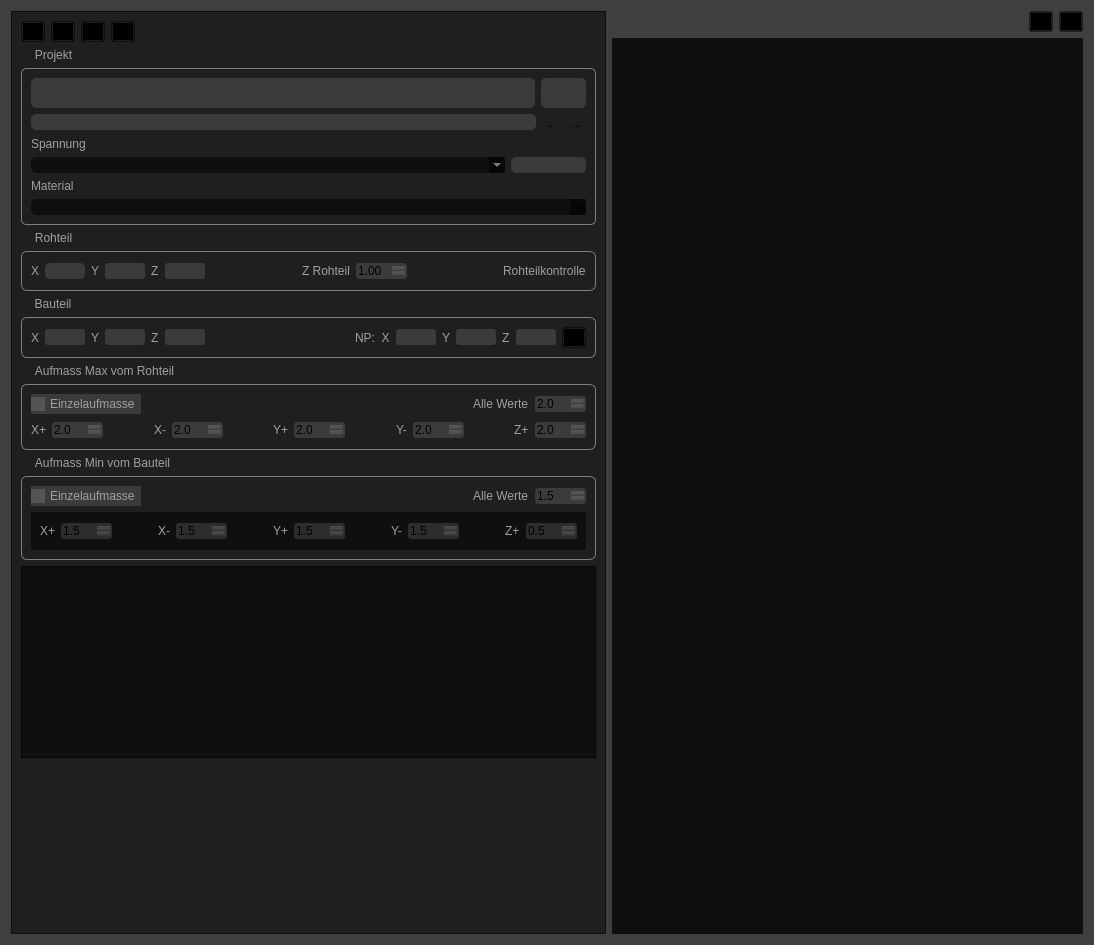
Old version of the form Project/tab_project.ui in the repository mikejg/CamHelper.
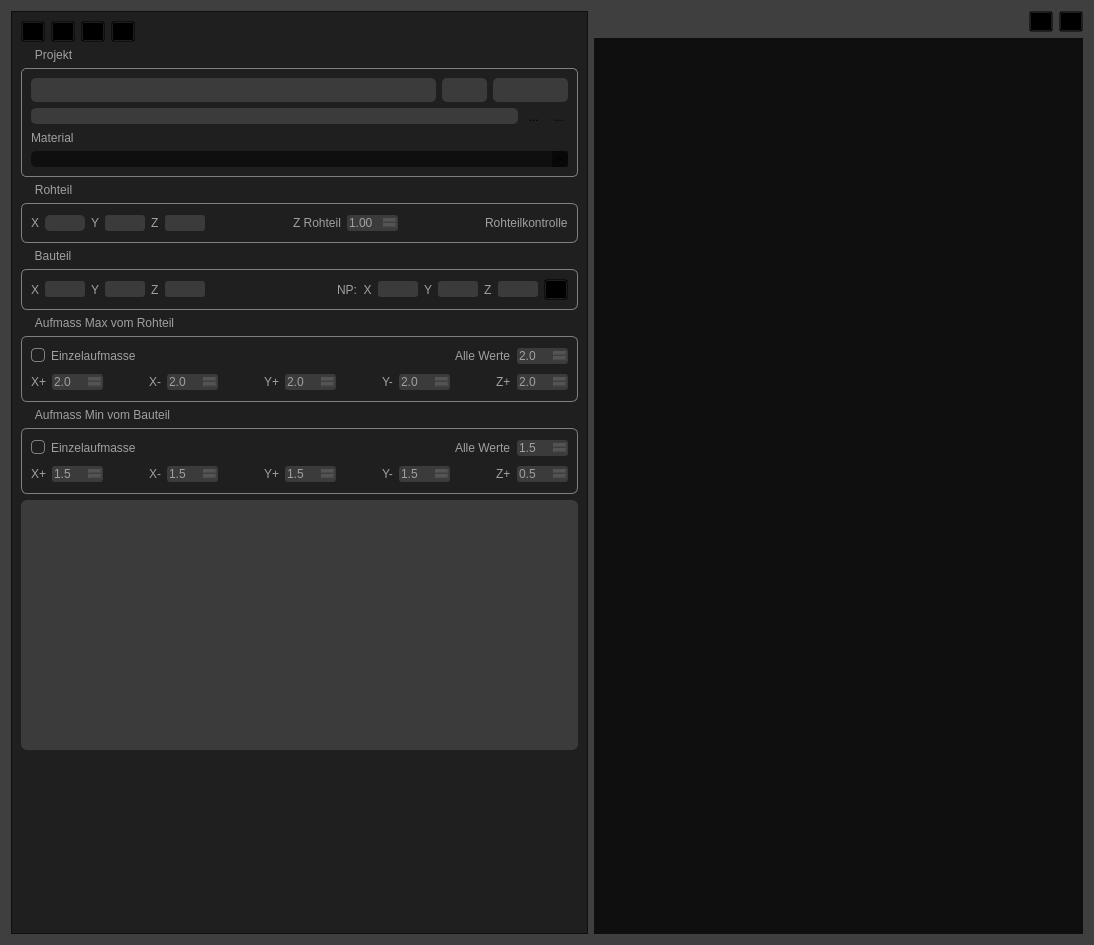
New version of the form. Icons and pictures are not drawn. Custom widgets are drawn as their Qt base class.

Diff of the .ui file:
```diff
--- a/Project/tab_project.ui
+++ b/Project/tab_project.ui
@@ -16,27 +16,35 @@
   <property name="styleSheet">
    <string notr="true">QWidget{background-color: rgba(0, 0, 0, 128);}
 
-QLabel{color:rgb(160,160,160);}
+QLabel{color:rgb(160,160,160);
+             background-color: rgba(255, 255, 255,0);
+             border-radius:3px;}
 
 QCheckBox{color:rgb(160,160,160);
-background-color: rgba(255, 255, 255,32);}
+                      background-color: rgba(255, 255, 255,0);}
+
+QCheckBox::indicator {border: 1px  solid;
+                                        border-radius: 4px;
+                                        border-color: rgb(128, 128, 128);}
+
+QCheckBox::indicator:checked {image: url(:/Icons/Main/check.png);
+                                                        border-color: rgba(128, 128, 128,0);}
 
 QToolButton{background-color: rgba(0, 0, 0,0);}
 
-QDoubleSpinBox{background-color: rgba(255, 255, 255,32);
+QDoubleSpinBox{color:rgb(160,160,160);
+                               background-color: rgba(255, 255, 255,32);
                                border-radius:3px;}
 QDoubleSpinBox:focus{border: 1px solid;
                                           border-color: rgb(0, 128, 0);
                                           selection-background-color: rgb(40, 76, 117);}
 
-QLineEdit{background-color: rgba(255, 255, 255,32);
+QLineEdit{color:rgb(160,160,160);
+                  background-color: rgba(255, 255, 255,32);
                   border-radius:3px;}
 QLineEdit:focus{border: 1px solid;
                              border-color: rgb(0, 128, 0);
-                            selection-background-color: rgb(40, 76, 117);}
-
-QLabel{background-color: rgba(255, 255, 255,0);
-             color:rgb(160,160,160);}
+                             selection-background-color: rgb(40, 76, 117);}
 
 QGroupBox {
     border: 1px  solid;
@@ -51,7 +59,16 @@
     subcontrol-origin: margin;
     left: 7px;
     padding: 0px 5px 0px 5px;
-}</string>
+}
+
+QTextEdit{color:rgb(160,160,160);
+                  background-color: rgba(255, 255, 255,32);
+                  border-radius:6px;}
+
+QTextEdit:focus{color:rgb(192,192,192);
+							border: 1px solid;
+                             border-color: rgb(0, 128, 0);
+                            selection-background-color: rgb(40, 76, 117);}</string>
   </property>
   <layout class="QHBoxLayout" name="horizontalLayout_12">
    <item>
@@ -150,19 +167,10 @@
           <layout class="QHBoxLayout" name="horizontalLayout_2">
            <item>
             <widget class="QLineEdit" name="lineEdit_ProjectName">
-             <property name="enabled">
-              <bool>false</bool>
-             </property>
              <property name="minimumSize">
               <size>
                <width>0</width>
-               <height>30</height>
-              </size>
-             </property>
-             <property name="maximumSize">
-              <size>
-               <width>16777215</width>
-               <height>30</height>
+               <height>24</height>
               </size>
              </property>
             </widget>
@@ -172,13 +180,32 @@
              <property name="minimumSize">
               <size>
                <width>0</width>
-               <height>30</height>
+               <height>24</height>
               </size>
              </property>
              <property name="maximumSize">
               <size>
                <width>45</width>
-               <height>30</height>
+               <height>24</height>
+              </size>
+             </property>
+            </widget>
+           </item>
+           <item>
+            <widget class="QLineEdit" name="lineEdit_Tension">
+             <property name="enabled">
+              <bool>true</bool>
+             </property>
+             <property name="minimumSize">
+              <size>
+               <width>0</width>
+               <height>24</height>
+              </size>
+             </property>
+             <property name="maximumSize">
+              <size>
+               <width>75</width>
+               <height>24</height>
               </size>
              </property>
             </widget>
@@ -192,6 +219,15 @@
              <property name="palette">
               <palette>
                <active>
+                <colorrole role="WindowText">
+                 <brush brushstyle="SolidPattern">
+                  <color alpha="255">
+                   <red>160</red>
+                   <green>160</green>
+                   <blue>160</blue>
+                  </color>
+                 </brush>
+                </colorrole>
                 <colorrole role="Button">
                  <brush brushstyle="SolidPattern">
                   <color alpha="32">
@@ -201,6 +237,24 @@
                   </color>
                  </brush>
                 </colorrole>
+                <colorrole role="Text">
+                 <brush brushstyle="SolidPattern">
+                  <color alpha="255">
+                   <red>160</red>
+                   <green>160</green>
+                   <blue>160</blue>
+                  </color>
+                 </brush>
+                </colorrole>
+                <colorrole role="ButtonText">
+                 <brush brushstyle="SolidPattern">
+                  <color alpha="255">
+                   <red>160</red>
+                   <green>160</green>
+                   <blue>160</blue>
+                  </color>
+                 </brush>
+                </colorrole>
                 <colorrole role="Base">
                  <brush brushstyle="SolidPattern">
                   <color alpha="32">
@@ -219,8 +273,26 @@
                   </color>
                  </brush>
                 </colorrole>
+                <colorrole role="PlaceholderText">
+                 <brush brushstyle="SolidPattern">
+                  <color alpha="128">
+                   <red>160</red>
+                   <green>160</green>
+                   <blue>160</blue>
+                  </color>
+                 </brush>
+                </colorrole>
                </active>
                <inactive>
+                <colorrole role="WindowText">
+                 <brush brushstyle="SolidPattern">
+                  <color alpha="255">
+                   <red>160</red>
+                   <green>160</green>
+                   <blue>160</blue>
+                  </color>
+                 </brush>
+                </colorrole>
                 <colorrole role="Button">
                  <brush brushstyle="SolidPattern">
                   <color alpha="32">
@@ -230,6 +302,24 @@
                   </color>
                  </brush>
                 </colorrole>
+                <colorrole role="Text">
+                 <brush brushstyle="SolidPattern">
+                  <color alpha="255">
+                   <red>160</red>
+                   <green>160</green>
+                   <blue>160</blue>
+                  </color>
+                 </brush>
+                </colorrole>
+                <colorrole role="ButtonText">
+                 <brush brushstyle="SolidPattern">
+                  <color alpha="255">
+                   <red>160</red>
+                   <green>160</green>
+                   <blue>160</blue>
+                  </color>
+                 </brush>
+                </colorrole>
                 <colorrole role="Base">
                  <brush brushstyle="SolidPattern">
                   <color alpha="32">
@@ -248,8 +338,26 @@
                   </color>
                  </brush>
                 </colorrole>
+                <colorrole role="PlaceholderText">
+                 <brush brushstyle="SolidPattern">
+                  <color alpha="128">
+                   <red>160</red>
+                   <green>160</green>
+                   <blue>160</blue>
+                  </color>
+                 </brush>
+                </colorrole>
                </inactive>
                <disabled>
+                <colorrole role="WindowText">
+                 <brush brushstyle="SolidPattern">
+                  <color alpha="255">
+                   <red>160</red>
+                   <green>160</green>
+                   <blue>160</blue>
+                  </color>
+                 </brush>
+                </colorrole>
                 <colorrole role="Button">
                  <brush brushstyle="SolidPattern">
                   <color alpha="32">
@@ -259,6 +367,24 @@
                   </color>
                  </brush>
                 </colorrole>
+                <colorrole role="Text">
+                 <brush brushstyle="SolidPattern">
+                  <color alpha="255">
+                   <red>160</red>
+                   <green>160</green>
+                   <blue>160</blue>
+                  </color>
+                 </brush>
+                </colorrole>
+                <colorrole role="ButtonText">
+                 <brush brushstyle="SolidPattern">
+                  <color alpha="255">
+                   <red>160</red>
+                   <green>160</green>
+                   <blue>160</blue>
+                  </color>
+                 </brush>
+                </colorrole>
                 <colorrole role="Base">
                  <brush brushstyle="SolidPattern">
                   <color alpha="32">
@@ -277,6 +403,15 @@
                   </color>
                  </brush>
                 </colorrole>
+                <colorrole role="PlaceholderText">
+                 <brush brushstyle="SolidPattern">
+                  <color alpha="128">
+                   <red>160</red>
+                   <green>160</green>
+                   <blue>160</blue>
+                  </color>
+                 </brush>
+                </colorrole>
                </disabled>
               </palette>
              </property>
@@ -320,43 +455,6 @@
            </item>
           </layout>
          </item>
-         <item>
-          <widget class="QLabel" name="label_Spannung">
-           <property name="maximumSize">
-            <size>
-             <width>16777215</width>
-             <height>30</height>
-            </size>
-           </property>
-           <property name="text">
-            <string>Spannung</string>
-           </property>
-          </widget>
-         </item>
-         <item>
-          <layout class="QHBoxLayout" name="horizontalLayout_5">
-           <item>
-            <widget class="QComboBox" name="comboBox_Clamping">
-             <property name="enabled">
-              <bool>false</bool>
-             </property>
-            </widget>
-           </item>
-           <item>
-            <widget class="QLineEdit" name="lineEdit_NP">
-             <property name="enabled">
-              <bool>false</bool>
-             </property>
-             <property name="maximumSize">
-              <size>
-               <width>75</width>
-               <height>16777215</height>
-              </size>
-             </property>
-            </widget>
-           </item>
-          </layout>
-         </item>
          <item>
           <widget class="QLabel" name="label_Material">
            <property name="maximumSize">
@@ -961,14 +1059,7 @@
           </layout>
          </item>
          <item>
-          <widget class="QWidget" name="widget_FT_AufmassEinzel" native="true">
-           <property name="maximumSize">
-            <size>
-             <width>16777215</width>
-             <height>40</height>
-            </size>
-           </property>
-           <layout class="QHBoxLayout" name="horizontalLayout_10">
+          <layout class="QHBoxLayout" name="horizontalLayout_5">
             <item>
              <widget class="QLabel" name="label_FT_Xplus">
               <property name="text">
@@ -1122,13 +1213,18 @@
              </widget>
             </item>
            </layout>
-          </widget>
          </item>
         </layout>
        </widget>
       </item>
       <item>
-       <widget class="QTextEdit" name="textEdit_Comment">
+       <widget class="QTextEdit" name="textEdit_Header">
+        <property name="minimumSize">
+         <size>
+          <width>0</width>
+          <height>250</height>
+         </size>
+        </property>
         <property name="maximumSize">
          <size>
           <width>16777215</width>
@@ -1238,7 +1334,7 @@
          <rect>
           <x>0</x>
           <y>0</y>
-          <width>431</width>
+          <width>447</width>
           <height>884</height>
          </rect>
         </property>
```
Left out of the diff: 26 changed lines with no effect on the pictures. Lines whose indentation alone changed are shown as unchanged.
